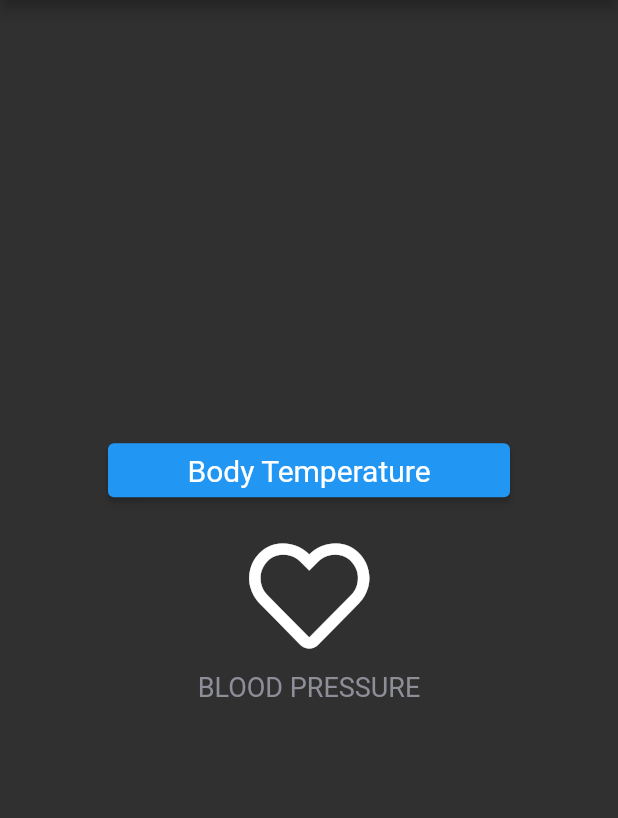
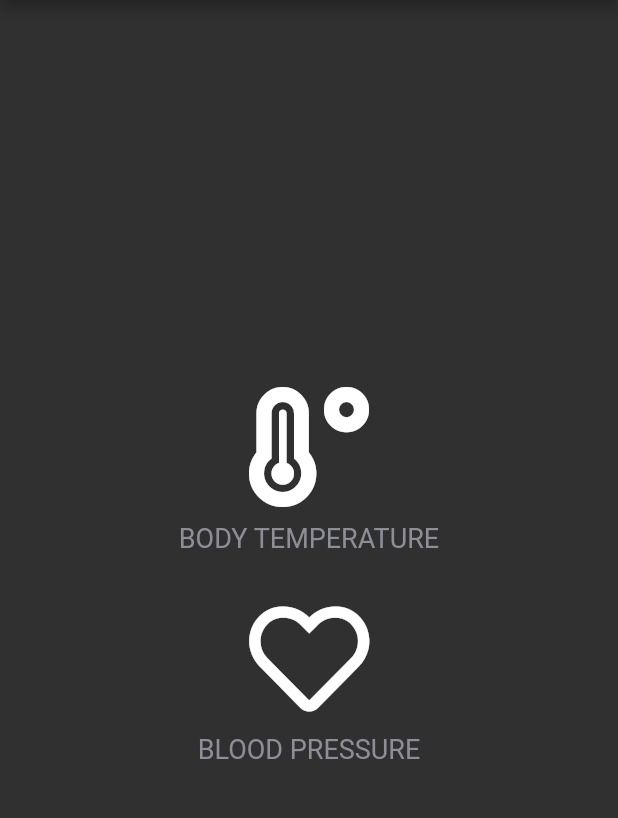
Before and after one commit to amodmulay/klinkdiary, a Flutter app: the screen it shows after launch, on a phone screen of 412 x 824 dp, the part 84-902 px from its top. Run offline on Flutter 3.47's test engine with Material 2 defaults, Android fonts, the phone set to English and light mode, and no system bars; our stand-ins replace date_time_picker, fl_chart, font_awesome_flutter, google_fonts, velocity_x; generated files the repository leaves out were written again.

Commit message:
Added Body Temperature widget. Removed button

```diff
--- a/lib/pages/homepage.dart
+++ b/lib/pages/homepage.dart
@@ -12,16 +12,25 @@ class Homepage extends StatelessWidget {
 
   @override
   Widget build(BuildContext context) {
-    final Widget _bodyTemperaturePageButton = ElevatedButton(
+ /*   final Widget _bodyTemperaturePageButton = ElevatedButton(
         style: Styles.buttonStyle,
         onPressed: () {
           Navigator.pushNamed(context, Pages.bodyTemperatureList,
               arguments: BodyTemperatureRecord.now(bodyTemperature: 37.5));
         },
-        child: const Text('Body Temperature'));
+        child: const Text('Body Temperature')); */
 
-    /* final Widget _bloodPreassurePageButton =
-        ElevatedButton(style: Styles.buttonStyle, onPressed: () {}, child: const Text('Blood Pressure')); */
+    final Widget _bodyTemperaturePageButton = ReusableCard(
+        color: kActiveCardColor,
+        child: IconContent(
+            label: 'Body Temperature',
+            icon: FontAwesomeIcons.temperatureHigh
+        ),
+    onTap: (){
+      Navigator.pushNamed(context, Pages.bodyTemperatureList,
+          arguments: BodyTemperatureRecord.now(bodyTemperature: 37.5));
+    }
+    );
 
     final Widget _bloodPreassurePageButton = ReusableCard(
         color: kActiveCardColor,
```
